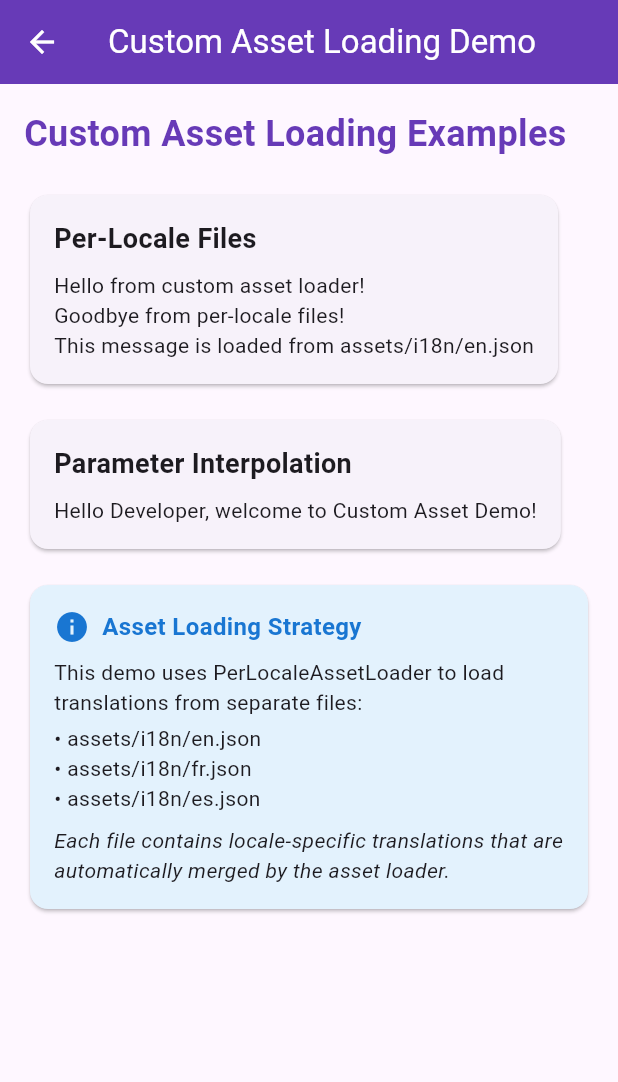
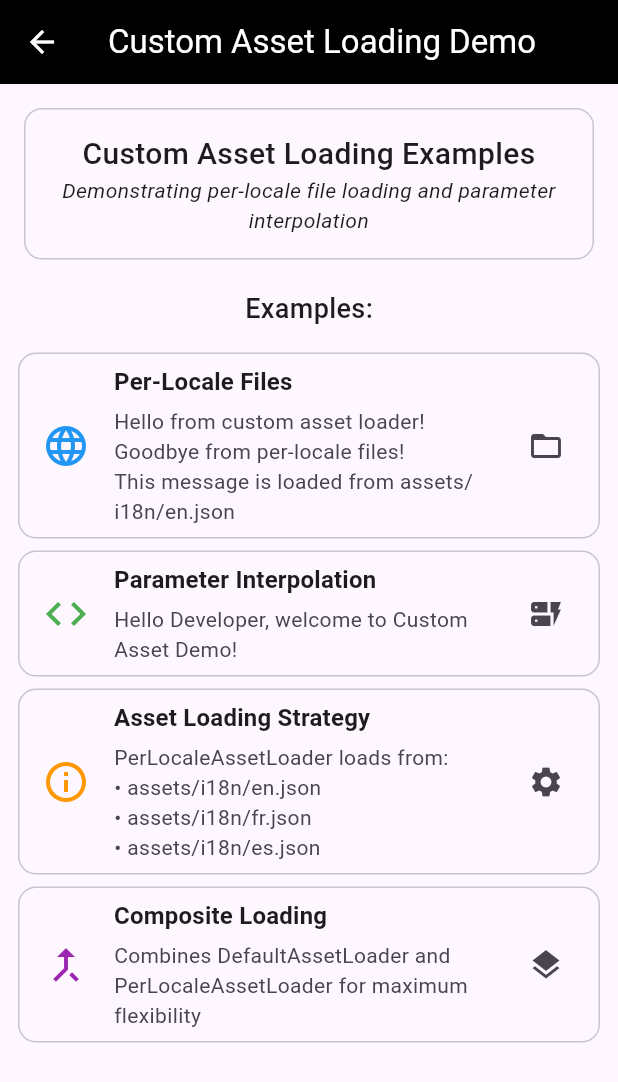
Before and after one commit to muzzammil763/localization_by_muz, a Flutter app: the screen it shows after launch, after a tap on "Custom Assets", on a phone screen of 412 x 824 dp. Shown: the top 1082 px of the screen. Run offline on Flutter 3.47's test engine with Material 3 defaults, Android fonts, the phone set to English and light mode, and no system bars.

Commit message:
feat(localization): add missing key diagnostics with debug overlay
Implement missing translation key tracking with logging, callback, and debug overlay
Update documentation and example app to showcase new features
Add comprehensive tests for missing key diagnostics functionality

```diff
--- a/example/lib/main.dart
+++ b/example/lib/main.dart
@@ -1,7 +1,6 @@
 import 'package:flutter/material.dart';
 import 'package:localization_by_muz/localization_by_muz.dart';
-
-import 'screens/home_screen.dart';
+import 'package:localization_example/screens/home_screen.dart';
 
 void main() {
   runApp(const MyApp());
@@ -12,18 +11,27 @@ class MyApp extends StatelessWidget {
 
   @override
   Widget build(BuildContext context) {
-    // Create a composite asset loader that combines default and per-locale loading
+    /// Create a composite asset loader that combines default and per-locale loading
     const assetLoader = CompositeAssetLoader([
-      DefaultAssetLoader(), // Load from lib/localization.json (backward compatibility)
+      DefaultAssetLoader(),
+
+      /// Load from lib/localization.json (backward compatibility)
       PerLocaleAssetLoader(
         basePath: 'assets/i18n',
         supportedLocales: ['en', 'fr', 'es'],
-      ), // Load from per-locale files
+      ),
+
+      /// Load from per-locale files
     ]);
 
     return LocalizationProvider(
       defaultLocale: 'en',
       assetLoader: assetLoader,
+      enableMissingKeyLogging: true,
+      showDebugOverlay: true,
+      onMissingKey: (key, locale) {
+        debugPrint('🔍 Missing translation: "$key" for locale: $locale');
+      },
       child: LocalizedBuilder(
         builder: (context, locale) {
           return MaterialApp(
--- a/example/lib/screens/custom_asset_demo_screen.dart
+++ b/example/lib/screens/custom_asset_demo_screen.dart
@@ -10,64 +10,93 @@ class CustomAssetDemoScreen extends StatelessWidget {
     return Scaffold(
       appBar: AppBar(
         title: const Text('Custom Asset Loading Demo'),
-        backgroundColor: Colors.deepPurple,
+        backgroundColor: Colors.black,
         foregroundColor: Colors.white,
       ),
       body: Padding(
-        padding: const EdgeInsets.all(16.0),
+        padding: const EdgeInsets.all(12.0),
         child: Column(
-          crossAxisAlignment: CrossAxisAlignment.start,
+          crossAxisAlignment: CrossAxisAlignment.center,
           children: [
-            const Text(
-              'Custom Asset Loading Examples',
-              style: TextStyle(
-                fontSize: 24,
-                fontWeight: FontWeight.bold,
-                color: Colors.deepPurple,
-              ),
-            ),
-            const SizedBox(height: 20),
-
-            // Per-locale file example
-            Card(
+            Card.outlined(
               child: Padding(
                 padding: const EdgeInsets.all(16.0),
                 child: Column(
+                  children: [
+                    Text(
+                      'Custom Asset Loading Examples',
+                      style: TextStyle(
+                        fontSize: 20,
+                        fontWeight: FontWeight.w500,
+                      ),
+                      textAlign: TextAlign.center,
+                    ),
+                    Text(
+                      'Demonstrating per-locale file loading and parameter interpolation',
+                      style: TextStyle(
+                        fontSize: 14,
+                        fontStyle: FontStyle.italic,
+                      ),
+                      textAlign: TextAlign.center,
+                    ),
+                  ],
+                ),
+              ),
+            ),
+            const SizedBox(height: 16),
+            Text(
+              'Examples:',
+              style: TextStyle(fontSize: 18, fontWeight: FontWeight.w500),
+            ),
+            const SizedBox(height: 16),
+            Expanded(
+              child: ListView(
+                physics: BouncingScrollPhysics(),
+                children: [
+                  Card.outlined(
+                    margin: const EdgeInsets.only(bottom: 8),
+                    child: ListTile(
+                      leading: Icon(
+                        Icons.language,
+                        color: Colors.blue,
+                        size: 32,
+                      ),
+                      title: Text(
+                        'Per-Locale Files',
+                        style: Theme.of(context).textTheme.titleMedium?.copyWith(
+                          fontWeight: FontWeight.w600,
+                        ),
+                      ),
+                      subtitle: Column(
                         crossAxisAlignment: CrossAxisAlignment.start,
                         children: [
-                    const Text(
-                      'Per-Locale Files',
-                      style: TextStyle(
-                        fontSize: 18,
-                        fontWeight: FontWeight.bold,
-                      ),
-                    ),
-                    const SizedBox(height: 8),
+                          const SizedBox(height: 4),
                           Text('customGreeting'.localize()),
                           Text('customFarewell'.localize()),
                           Text('customMessage'.localize()),
                         ],
                       ),
+                      trailing: Icon(Icons.folder_open),
                     ),
                   ),
-
-            const SizedBox(height: 16),
-
-            // Parameter interpolation example
-            Card(
-              child: Padding(
-                padding: const EdgeInsets.all(16.0),
-                child: Column(
+                  Card.outlined(
+                    margin: const EdgeInsets.only(bottom: 8),
+                    child: ListTile(
+                      leading: Icon(
+                        Icons.code,
+                        color: Colors.green,
+                        size: 32,
+                      ),
+                      title: Text(
+                        'Parameter Interpolation',
+                        style: Theme.of(context).textTheme.titleMedium?.copyWith(
+                          fontWeight: FontWeight.w600,
+                        ),
+                      ),
+                      subtitle: Column(
                         crossAxisAlignment: CrossAxisAlignment.start,
                         children: [
-                    const Text(
-                      'Parameter Interpolation',
-                      style: TextStyle(
-                        fontSize: 18,
-                        fontWeight: FontWeight.bold,
-                      ),
-                    ),
-                    const SizedBox(height: 8),
+                          const SizedBox(height: 4),
                           Text(
                             'parameterExample'.localizeArgs(
                               args: {
@@ -78,48 +107,63 @@ class CustomAssetDemoScreen extends StatelessWidget {
                           ),
                         ],
                       ),
+                      trailing: Icon(Icons.dynamic_form),
                     ),
                   ),
-
-            const SizedBox(height: 16),
-
-            // Information card
-            Card(
-              color: Colors.blue.shade50,
-              child: Padding(
-                padding: const EdgeInsets.all(16.0),
-                child: Column(
+                  Card.outlined(
+                    margin: const EdgeInsets.only(bottom: 8),
+                    child: ListTile(
+                      leading: Icon(
+                        Icons.info_outline,
+                        color: Colors.orange,
+                        size: 32,
+                      ),
+                      title: Text(
+                        'Asset Loading Strategy',
+                        style: Theme.of(context).textTheme.titleMedium?.copyWith(
+                          fontWeight: FontWeight.w600,
+                        ),
+                      ),
+                      subtitle: Column(
                         crossAxisAlignment: CrossAxisAlignment.start,
                         children: [
-                    Row(
+                          const SizedBox(height: 4),
+                          const Text('PerLocaleAssetLoader loads from:'),
+                          const Text('• assets/i18n/en.json'),
+                          const Text('• assets/i18n/fr.json'),
+                          const Text('• assets/i18n/es.json'),
+                        ],
+                      ),
+                      trailing: Icon(Icons.settings),
+                    ),
+                  ),
+                  Card.outlined(
+                    margin: const EdgeInsets.only(bottom: 8),
+                    child: ListTile(
+                      leading: Icon(
+                        Icons.merge_type,
+                        color: Colors.purple,
+                        size: 32,
+                      ),
+                      title: Text(
+                        'Composite Loading',
+                        style: Theme.of(context).textTheme.titleMedium?.copyWith(
+                          fontWeight: FontWeight.w600,
+                        ),
+                      ),
+                      subtitle: Column(
+                        crossAxisAlignment: CrossAxisAlignment.start,
                         children: [
-                        Icon(Icons.info, color: Colors.blue.shade700),
-                        const SizedBox(width: 8),
-                        Text(
-                          'Asset Loading Strategy',
-                          style: TextStyle(
-                            fontSize: 16,
-                            fontWeight: FontWeight.bold,
-                            color: Colors.blue.shade700,
+                          const SizedBox(height: 4),
+                          const Text(
+                            'Combines DefaultAssetLoader and PerLocaleAssetLoader for maximum flexibility',
+                          ),
+                        ],
+                      ),
+                      trailing: Icon(Icons.layers),
                     ),
                   ),
                 ],
-                    ),
-                    const SizedBox(height: 8),
-                    const Text(
-                      'This demo uses PerLocaleAssetLoader to load translations from separate files:',
-                    ),
-                    const SizedBox(height: 4),
-                    const Text('• assets/i18n/en.json'),
-                    const Text('• assets/i18n/fr.json'),
-                    const Text('• assets/i18n/es.json'),
-                    const SizedBox(height: 8),
-                    const Text(
-                      'Each file contains locale-specific translations that are automatically merged by the asset loader.',
-                      style: TextStyle(fontStyle: FontStyle.italic),
-                    ),
-                  ],
-                ),
               ),
             ),
           ],
--- a/lib/localization_by_muz.dart
+++ b/lib/localization_by_muz.dart
@@ -8,4 +8,5 @@ export 'src/asset_loader.dart';
 export 'src/localization_manager.dart';
 export 'src/localization_provider.dart';
 export 'src/localized_widget.dart';
+export 'src/missing_key_debug_overlay.dart';
 export 'src/string_extension.dart';
--- a/lib/src/localization_manager.dart
+++ b/lib/src/localization_manager.dart
@@ -5,12 +5,17 @@ import 'package:flutter/services.dart';
 
 import 'asset_loader.dart';
 
+/// Callback function type for handling missing translation keys.
+typedef OnMissingKeyCallback = void Function(String key, String locale);
+
 /// Manages loading translations and resolving localized strings.
 ///
 /// This is a simple singleton that reads a JSON file from
 /// `lib/localization.json` and provides translation lookup for the current
 /// locale. Use [initialize] once at app start (handled by
 /// `LocalizationProvider`) and [setLocale] to switch languages at runtime.
+///
+/// Supports missing key diagnostics with toggleable logging and callbacks.
 class LocalizationManager {
   static final LocalizationManager _instance = LocalizationManager._internal();
 
@@ -25,11 +30,29 @@ class LocalizationManager {
   bool _isInitialized = false;
   AssetLoader? _assetLoader;
 
+  // Missing key diagnostics
+  bool _enableMissingKeyLogging = false;
+  OnMissingKeyCallback? _onMissingKey;
+  final Set<String> _missingKeys = <String>{};
+  bool _showDebugOverlay = false;
+
   /// The currently selected locale code (e.g. `en`, `fr`).
   String get currentLocale => _currentLocale;
 
   /// Whether the manager has been initialized.
   bool get isInitialized => _isInitialized;
+
+  /// Whether missing key logging is enabled.
+  bool get enableMissingKeyLogging => _enableMissingKeyLogging;
+
+  /// Whether debug overlay for missing keys is enabled.
+  bool get showDebugOverlay => _showDebugOverlay;
+
+  /// Set of missing translation keys that have been encountered.
+  Set<String> get missingKeys => Set.unmodifiable(_missingKeys);
+
+  /// Current missing key callback function.
+  OnMissingKeyCallback? get onMissingKey => _onMissingKey;
 
   /// Initializes the manager and loads translations from JSON.
   ///
@@ -41,15 +64,28 @@ class LocalizationManager {
   ///
   /// Provide a custom [assetLoader] to use alternative loading strategies.
   /// If not provided, defaults to [DefaultAssetLoader] with 'lib/localization.json'.
+  ///
+  /// Missing key diagnostics options:
+  /// - [enableMissingKeyLogging]: Enable console logging for missing keys
+  /// - [onMissingKey]: Callback function called when a key is missing
+  /// - [showDebugOverlay]: Show debug overlay for missing keys (development only)
   Future<void> initialize({
     String defaultLocale = 'en',
     bool skipAssetLoading = false,
     AssetLoader? assetLoader,
+    bool enableMissingKeyLogging = false,
+    OnMissingKeyCallback? onMissingKey,
+    bool showDebugOverlay = false,
   }) async {
     if (_isInitialized) return;
 
     _currentLocale = defaultLocale;
     _assetLoader = assetLoader ?? const DefaultAssetLoader();
+
+    // Set missing key diagnostics options
+    _enableMissingKeyLogging = enableMissingKeyLogging;
+    _onMissingKey = onMissingKey;
+    _showDebugOverlay = showDebugOverlay && kDebugMode;
 
     if (!skipAssetLoading) {
       await _loadTranslations();
@@ -66,6 +102,12 @@ class LocalizationManager {
     _translations.clear();
     _listeners.clear();
     _assetLoader = null;
+
+    // Reset missing key diagnostics
+    _enableMissingKeyLogging = false;
+    _onMissingKey = null;
+    _missingKeys.clear();
+    _showDebugOverlay = false;
   }
 
   Future<void> _loadTranslations() async {
@@ -92,12 +134,27 @@ class LocalizationManager {
   /// [args]. If an argument is missing, the placeholder is left unchanged.
   ///
   /// Returns [key] itself if the key or the current locale is missing.
+  /// When a key is missing, triggers missing key diagnostics if enabled.
   String translate(String key, {Map<String, Object?>? args}) {
     String value;
+    bool keyMissing = false;
+
     if (_translations.containsKey(key)) {
-      value = _translations[key]?[_currentLocale] ?? key;
+      final localeValue = _translations[key]?[_currentLocale];
+      if (localeValue != null) {
+        value = localeValue;
+      } else {
+        value = key;
+        keyMissing = true;
+      }
     } else {
       value = key;
+      keyMissing = true;
+    }
+
+    // Handle missing key diagnostics
+    if (keyMissing) {
+      _handleMissingKey(key);
     }
 
     if (args == null || args.isEmpty) return value;
@@ -110,6 +167,42 @@ class LocalizationManager {
       if (argVal == null) return match.group(0)!; // leave placeholder as-is
       return argVal.toString();
     });
+  }
+
+  /// Handles missing key diagnostics when a translation key is not found.
+  void _handleMissingKey(String key) {
+    // Add to missing keys set
+    _missingKeys.add(key);
+
+    // Log if enabled
+    if (_enableMissingKeyLogging) {
+      debugPrint('Missing translation key: "$key" for locale "$_currentLocale"');
+    }
+
+    ///// Call callback if provided
+    _onMissingKey?.call(key, _currentLocale);
+  }
+
+  /// Configures missing key diagnostics at runtime.
+  void configureMissingKeyDiagnostics({
+    bool? enableLogging,
+    OnMissingKeyCallback? onMissingKey,
+    bool? showDebugOverlay,
+  }) {
+    if (enableLogging != null) {
+      _enableMissingKeyLogging = enableLogging;
+    }
+    if (onMissingKey != null) {
+      _onMissingKey = onMissingKey;
+    }
+    if (showDebugOverlay != null) {
+      _showDebugOverlay = showDebugOverlay && kDebugMode;
+    }
+  }
+
+  /// Clears the set of missing keys that have been tracked.
+  void clearMissingKeys() {
+    _missingKeys.clear();
   }
 
   final List<VoidCallback> _listeners = [];
--- a/lib/src/localization_provider.dart
+++ b/lib/src/localization_provider.dart
@@ -2,6 +2,7 @@ import 'package:flutter/widgets.dart';
 
 import 'asset_loader.dart';
 import 'localization_manager.dart';
+import 'missing_key_debug_overlay.dart';
 
 /// Provides localization state to the widget tree and initializes
 /// [LocalizationManager].
@@ -21,11 +22,23 @@ class LocalizationProvider extends StatefulWidget {
   /// 'lib/localization.json' for backward compatibility.
   final AssetLoader? assetLoader;
 
+  /// Whether to enable console logging for missing translation keys.
+  final bool enableMissingKeyLogging;
+
+  /// Callback function called when a translation key is missing.
+  final OnMissingKeyCallback? onMissingKey;
+
+  /// Whether to show debug overlay for missing keys (development only).
+  final bool showDebugOverlay;
+
   const LocalizationProvider({
     super.key,
     required this.child,
     this.defaultLocale = 'en',
     this.assetLoader,
+    this.enableMissingKeyLogging = false,
+    this.onMissingKey,
+    this.showDebugOverlay = false,
   });
 
   @override
@@ -63,6 +76,9 @@ class _LocalizationProviderState extends State<LocalizationProvider> {
     await LocalizationManager.instance.initialize(
       defaultLocale: widget.defaultLocale,
       assetLoader: widget.assetLoader,
+      enableMissingKeyLogging: widget.enableMissingKeyLogging,
+      onMissingKey: widget.onMissingKey,
+      showDebugOverlay: widget.showDebugOverlay,
     );
     if (mounted) {
       setState(() {
@@ -88,13 +104,20 @@ class _LocalizationProviderState extends State<LocalizationProvider> {
 
   @override
   Widget build(BuildContext context) {
+    Widget child = KeyedSubtree(
+      key: ValueKey<String>(_currentLocale),
+      child: widget.child,
+    );
+
+    // Wrap with debug overlay if enabled
+    if (widget.showDebugOverlay) {
+      child = MissingKeyDebugOverlay(child: child);
+    }
+
     return LocalizationInherited(
       locale: _currentLocale,
       isInitialized: _isInitialized,
-      child: KeyedSubtree(
-        key: ValueKey<String>(_currentLocale),
-        child: widget.child,
-      ),
+      child: child,
     );
   }
 }
--- /dev/null
+++ b/lib/src/missing_key_debug_overlay.dart
@@ -0,0 +1,131 @@
+import 'package:flutter/foundation.dart';
+import 'package:flutter/material.dart';
+
+import 'localization_manager.dart';
+
+/// A debug overlay that displays missing translation keys.
+///
+/// This widget is only shown in debug mode and when enabled via
+/// LocalizationManager configuration.
+class MissingKeyDebugOverlay extends StatefulWidget {
+  final Widget child;
+
+  const MissingKeyDebugOverlay({super.key, required this.child});
+
+  @override
+  State<MissingKeyDebugOverlay> createState() => _MissingKeyDebugOverlayState();
+}
+
+class _MissingKeyDebugOverlayState extends State<MissingKeyDebugOverlay> {
+  bool _isVisible = false;
+  Set<String> _missingKeys = <String>{};
+
+  @override
+  void initState() {
+    super.initState();
+    LocalizationManager.instance.addListener(_updateMissingKeys);
+    _updateMissingKeys();
+  }
+
+  @override
+  void dispose() {
+    LocalizationManager.instance.removeListener(_updateMissingKeys);
+    super.dispose();
+  }
+
+  void _updateMissingKeys() {
+    if (mounted) {
+      setState(() {
+        _missingKeys = LocalizationManager.instance.missingKeys;
+        _isVisible = LocalizationManager.instance.showDebugOverlay &&
+                    _missingKeys.isNotEmpty;
+      });
+    }
+  }
+
+  @override
+  Widget build(BuildContext context) {
+    if (!kDebugMode || !_isVisible) {
+      return widget.child;
+    }
+
+    return Stack(
+      children: [
+        widget.child,
+        Positioned(
+          top: MediaQuery.of(context).padding.top + 10,
+          right: 10,
+          child: Material(
+            elevation: 8,
+            borderRadius: BorderRadius.circular(8),
+            color: Colors.red.shade100,
+            child: Container(
+              constraints: const BoxConstraints(
+                maxWidth: 300,
+                maxHeight: 200,
+              ),
+              padding: const EdgeInsets.all(12),
+              child: Column(
+                mainAxisSize: MainAxisSize.min,
+                crossAxisAlignment: CrossAxisAlignment.start,
+                children: [
+                  Row(
+                    mainAxisSize: MainAxisSize.min,
+                    children: [
+                      Icon(
+                        Icons.warning,
+                        color: Colors.red.shade700,
+                        size: 16,
+                      ),
+                      const SizedBox(width: 4),
+                      Text(
+                        'Missing Keys (${_missingKeys.length})',
+                        style: TextStyle(
+                          fontWeight: FontWeight.bold,
+                          color: Colors.red.shade700,
+                          fontSize: 12,
+                        ),
+                      ),
+                      const Spacer(),
+                      GestureDetector(
+                        onTap: () {
+                          LocalizationManager.instance.clearMissingKeys();
+                        },
+                        child: Icon(
+                          Icons.clear,
+                          color: Colors.red.shade700,
+                          size: 16,
+                        ),
+                      ),
+                    ],
+                  ),
+                  const SizedBox(height: 8),
+                  Flexible(
+                    child: SingleChildScrollView(
+                      child: Column(
+                        crossAxisAlignment: CrossAxisAlignment.start,
+                        children: _missingKeys.map((key) {
+                          return Padding(
+                            padding: const EdgeInsets.symmetric(vertical: 1),
+                            child: Text(
+                              '• $key',
+                              style: TextStyle(
+                                fontSize: 10,
+                                color: Colors.red.shade800,
+                                fontFamily: 'monospace',
+                              ),
+                            ),
+                          );
+                        }).toList(),
+                      ),
+                    ),
+                  ),
+                ],
+              ),
+            ),
+          ),
+        ),
+      ],
+    );
+  }
+}
```
Also changed, not shown: 3 other files. Lines whose indentation alone changed are shown as unchanged.
